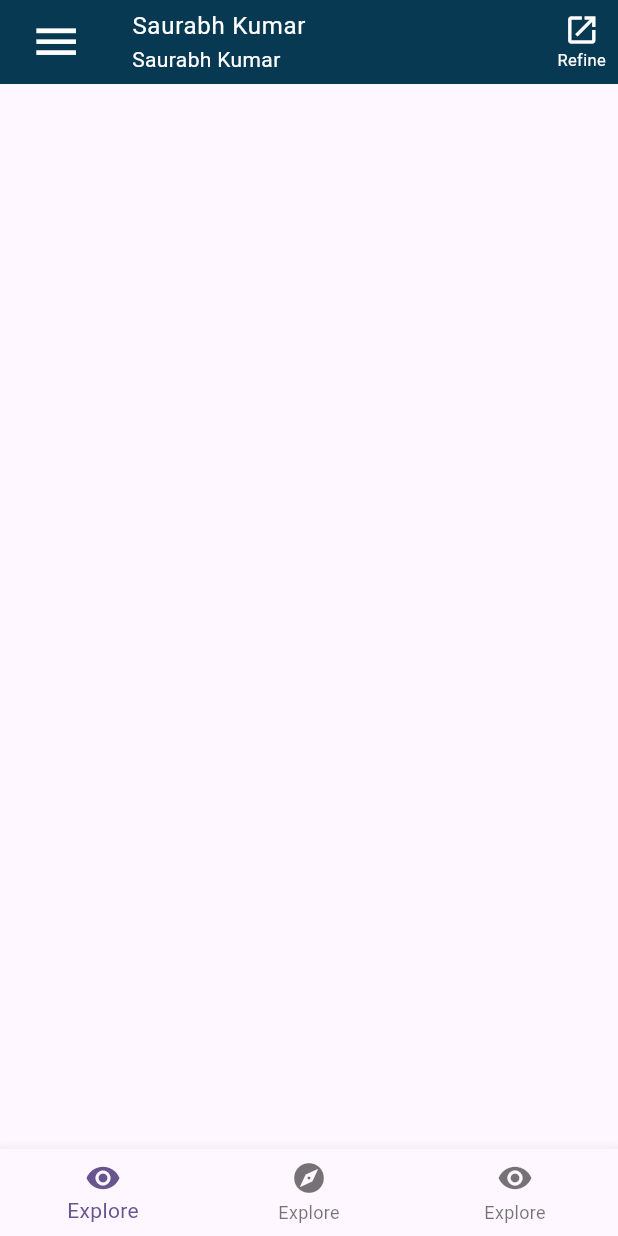
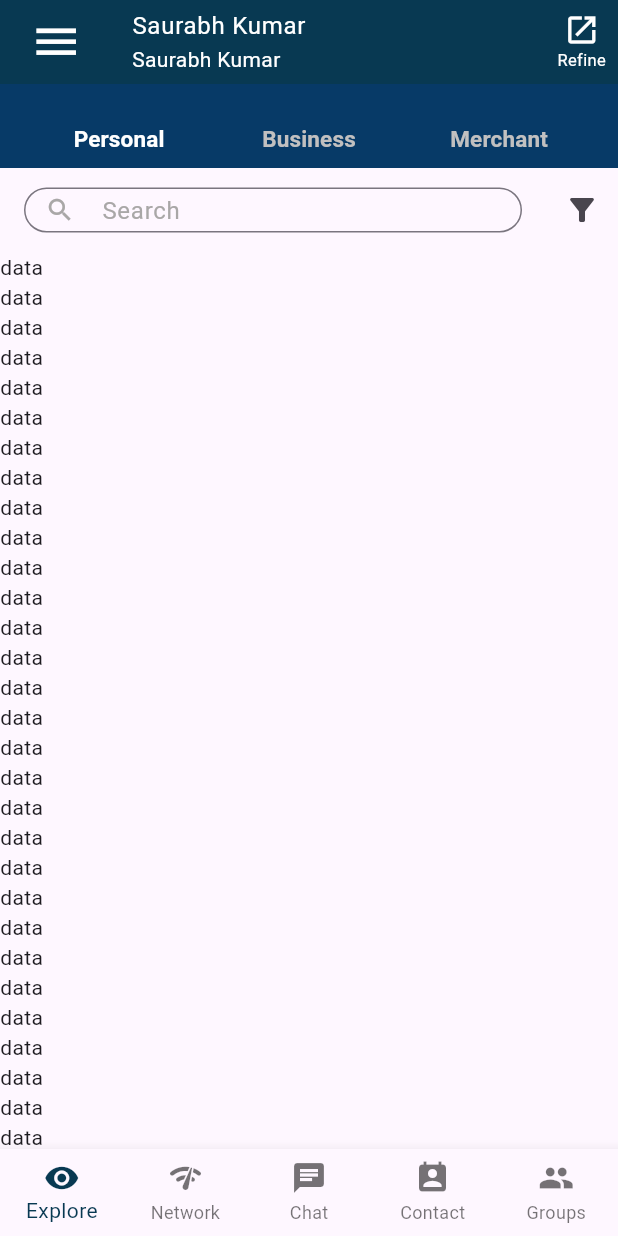
Before and after one commit to saurabhkumar-sk/netclan_explorer, a Flutter app: the screen it shows after launch, on a phone screen of 412 x 824 dp. Run offline on Flutter 3.47's test engine with Material 3 defaults, Android fonts, the phone set to English and light mode, and no system bars.

Commit message:
personal screen some work are done

```diff
--- a/lib/main.dart
+++ b/lib/main.dart
@@ -14,6 +14,7 @@ class MyApp extends StatelessWidget {
       debugShowCheckedModeBanner: false,
       title: 'Netclan Explorer',
       theme: ThemeData(
+        appBarTheme: const AppBarTheme(color: Color.fromARGB(255, 7, 58, 103)),
         colorScheme: ColorScheme.fromSeed(seedColor: Colors.deepPurple),
         useMaterial3: true,
       ),
--- /dev/null
+++ b/lib/screens/explore_screen.dart
@@ -0,0 +1,49 @@
+import 'package:flutter/material.dart';
+import 'package:netclan_explorer/screens/personaltabbar_screen.dart';
+
+class ExploreScreen extends StatefulWidget {
+  const ExploreScreen({super.key});
+
+  @override
+  State<ExploreScreen> createState() => _ExploreScreenState();
+}
+
+class _ExploreScreenState extends State<ExploreScreen> {
+  final int _tabBarlength = 3;
+  @override
+  Widget build(BuildContext context) {
+    return DefaultTabController(
+      initialIndex: 0,
+      length: _tabBarlength,
+      child: Scaffold(
+        appBar: AppBar(
+          title: const TabBar(
+            padding: EdgeInsets.only(top: 19),
+            unselectedLabelColor: Color.fromARGB(255, 193, 192, 192),
+            dividerHeight: 0,
+            indicatorSize: TabBarIndicatorSize.tab,
+            indicatorColor: Colors.white,
+            labelColor: Colors.white,
+            labelStyle: TextStyle(fontSize: 15, fontWeight: FontWeight.bold),
+            tabs: [
+              Tab(
+                text: 'Personal',
+              ),
+              Tab(
+                text: 'Business',
+              ),
+              Tab(
+                text: 'Merchant',
+              )
+            ],
+          ),
+        ),
+        body: const TabBarView(children: [
+          PersonalTabBarScreen(),
+          Text('Personal'),
+          Text('Personal'),
+        ]),
+      ),
+    );
+  }
+}
--- a/lib/screens/homepage_screen.dart
+++ b/lib/screens/homepage_screen.dart
@@ -1,4 +1,5 @@
 import 'package:flutter/material.dart';
+import 'package:netclan_explorer/screens/explore_screen.dart';
 import 'package:netclan_explorer/screens/refine_screen.dart';
 import 'package:netclan_explorer/utils/my_colors.dart';
 
@@ -10,6 +11,14 @@ class HomePageScreen extends StatefulWidget {
 }
 
 class _HomePageScreenState extends State<HomePageScreen> {
+  int _currentIndex = 0;
+  final screens = [
+    const ExploreScreen(),
+    const Center(child: Text('NetWork')),
+    const Center(child: Text('Chat')),
+    const Center(child: Text('Contact')),
+    const Center(child: Text('Groups')),
+  ];
   @override
   Widget build(BuildContext context) {
     return Scaffold(
@@ -44,9 +53,11 @@ class _HomePageScreenState extends State<HomePageScreen> {
           IconButton(
             onPressed: () {
               Navigator.push(
-                  context,
-                  MaterialPageRoute(
-                      builder: (context) => const RefineScreen()));
+                context,
+                MaterialPageRoute(
+                  builder: (context) => const RefineScreen(),
+                ),
+              );
             },
             icon: const Column(
               children: [
@@ -65,23 +76,45 @@ class _HomePageScreenState extends State<HomePageScreen> {
             color: Colors.white,
           ),
         ],
+        // bottom: TabBar(tabs: [
+        //   Text('data'),
+        //   Text('data'),
+        //   Text('data'),
+        // ]),
       ),
       bottomNavigationBar: BottomNavigationBar(
+        onTap: (value) {
+          setState(() {
+            _currentIndex = value;
+          });
+        },
+        currentIndex: _currentIndex,
+        selectedItemColor: MyColors.blue,
+        type: BottomNavigationBarType.fixed,
         items: const [
           BottomNavigationBarItem(
-            icon: Icon(Icons.remove_red_eye),
-            label: 'Explore',
+              icon: Icon(Icons.remove_red_eye),
+              label: 'Explore',
+              backgroundColor: Colors.amber),
+          BottomNavigationBarItem(
+            icon: Icon(Icons.network_check_rounded),
+            label: 'Network',
           ),
           BottomNavigationBarItem(
-            icon: Icon(Icons.explore_rounded),
-            label: 'Explore',
+            icon: Icon(Icons.chat),
+            label: 'Chat',
           ),
           BottomNavigationBarItem(
-            icon: Icon(Icons.remove_red_eye),
-            label: 'Explore',
+            icon: Icon(Icons.perm_contact_cal),
+            label: 'Contact',
+          ),
+          BottomNavigationBarItem(
+            icon: Icon(Icons.group),
+            label: 'Groups',
           ),
         ],
       ),
+      body: screens[_currentIndex],
     );
   }
 }
--- /dev/null
+++ b/lib/screens/personaltabbar_screen.dart
@@ -0,0 +1,45 @@
+import 'package:flutter/material.dart';
+
+class PersonalTabBarScreen extends StatelessWidget {
+  const PersonalTabBarScreen({super.key});
+
+  @override
+  Widget build(BuildContext context) {
+    return Scaffold(
+        appBar: AppBar(
+          backgroundColor: Colors.transparent,
+          title: const SizedBox(
+            height: 30,
+            child: TextField(
+              decoration: InputDecoration(
+                prefixIcon: Icon(
+                  Icons.search,
+                  size: 20,
+                  color: Color.fromARGB(255, 169, 167, 167),
+                ),
+                hintText: 'Search',
+                hintStyle: TextStyle(
+                  height: 3,
+                  color: Color.fromARGB(255, 169, 167, 167),
+                ),
+                border: OutlineInputBorder(
+                  borderRadius: BorderRadius.all(
+                    Radius.circular(15),
+                  ),
+                ),
+              ),
+            ),
+          ),
+          actions: [
+            IconButton(
+              onPressed: () {},
+              icon: const Icon(Icons.filter_alt),
+            ),
+          ],
+        ),
+        body: ListView.builder(
+          itemCount: 50,
+          itemBuilder: (context, index) => const Text('data'),
+        ));
+  }
+}
```
